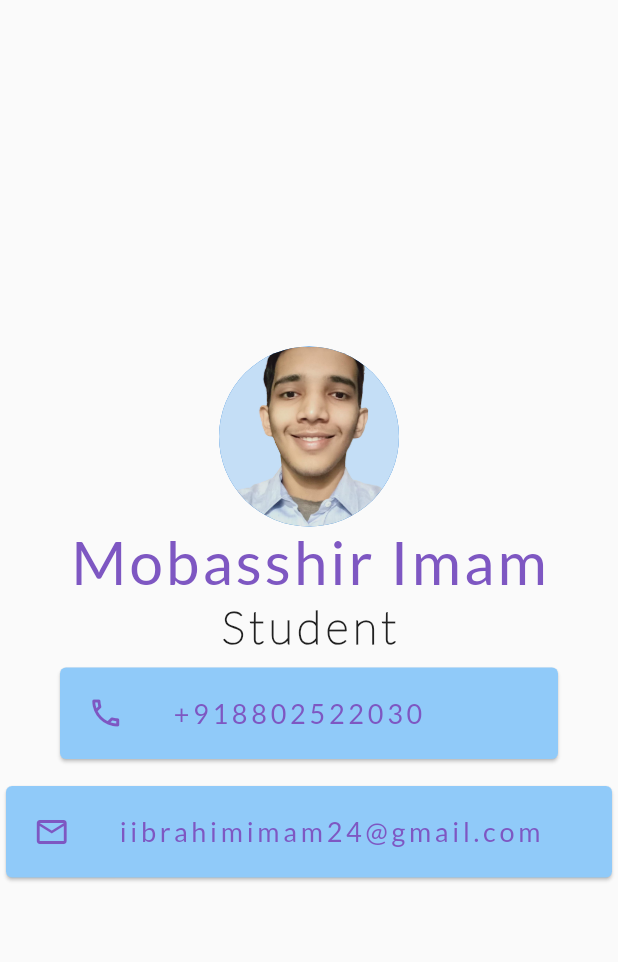
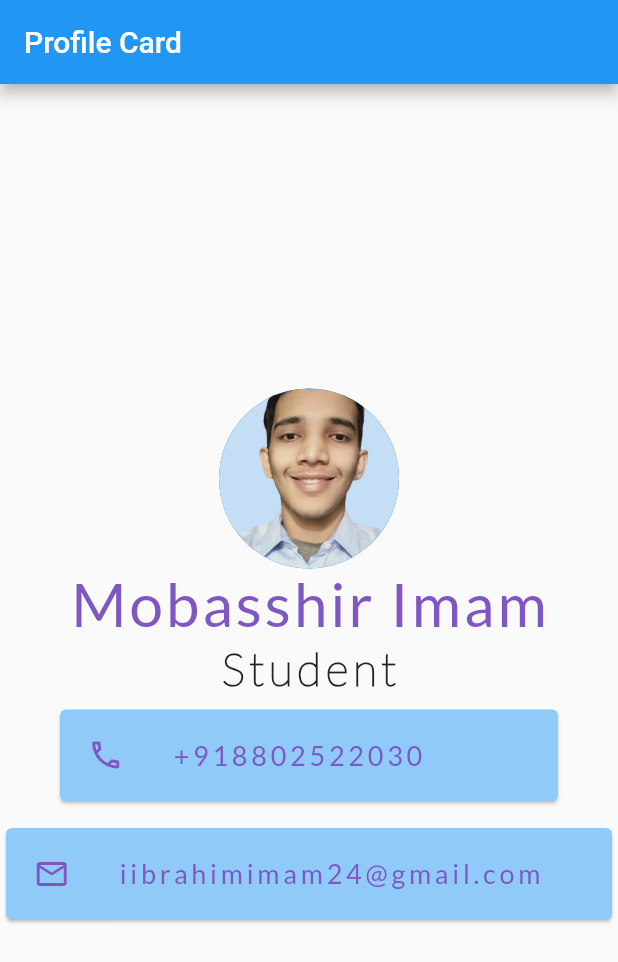
Before and after one commit to imobasshir/profile_cards, a Flutter app: the screen it shows after launch, on a phone screen of 412 x 824 dp. Shown: the top 962 px of the screen. Run offline on Flutter 3.47's test engine with Material 2 defaults, Android fonts, the phone set to English and light mode, and no system bars.

Commit message:
app bar added

```diff
--- a/lib/main.dart
+++ b/lib/main.dart
@@ -11,6 +11,9 @@ class MyApp extends StatelessWidget {
   Widget build(BuildContext context) {
     return MaterialApp(
       home: Scaffold(
+        appBar: AppBar(
+          title: Text('Profile Card'),
+        ),
         // backgroundColor: Colors.white,
         body: SafeArea(
           child: Column(
```
